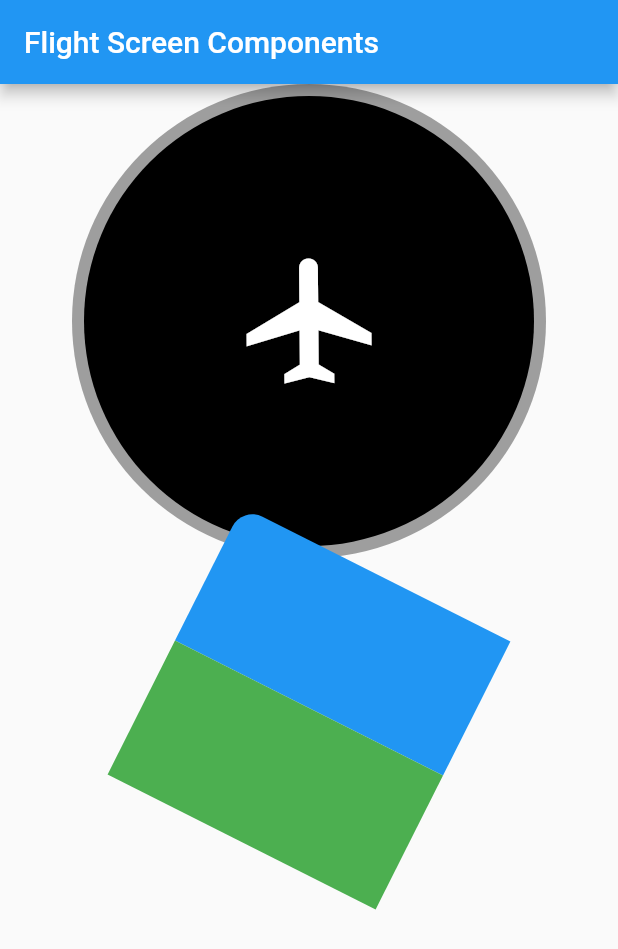
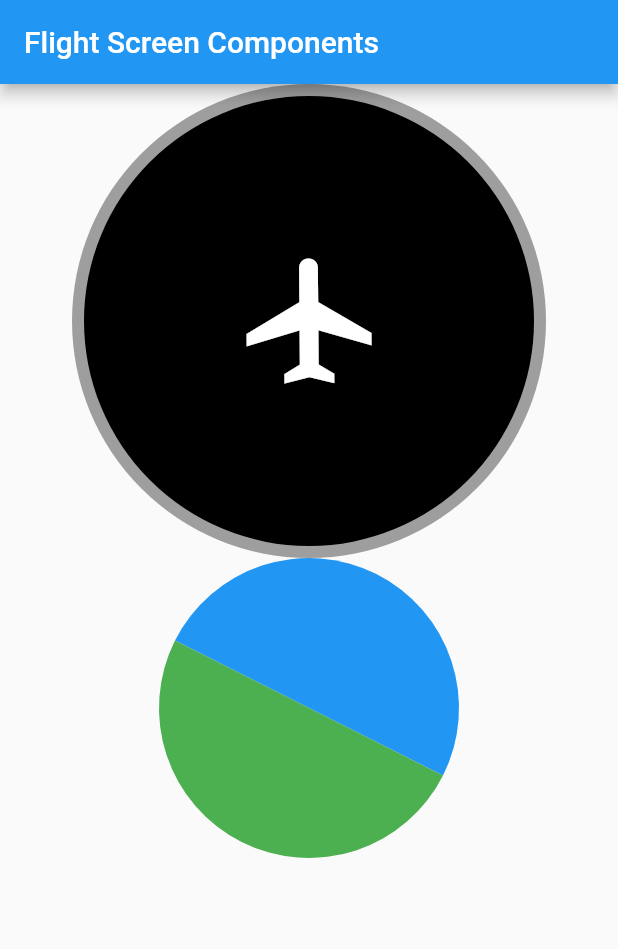
Before and after one commit to harunkurtme/fly_screens, a Flutter app: the screen it shows after launch, on a phone screen of 412 x 824 dp. Shown: the top 949 px of the screen. Run offline on Flutter 3.47's test engine with Material 2 defaults, Android fonts, the phone set to English and light mode, and no system bars.

Commit message:
added radius for bottom and top radius

```diff
--- a/example/lib/main.dart
+++ b/example/lib/main.dart
@@ -62,7 +62,7 @@ class _MyAppState extends State<MyApp> {
             child: Column(
               children: [
                 CompassScreen(duration: Duration(milliseconds: 200)),
-                GyroPosition()
+                GyroPosition(boxHeight: 100,)
               ],
             )
           ),
--- a/lib/core/gyro_position.dart
+++ b/lib/core/gyro_position.dart
@@ -2,7 +2,9 @@ import 'package:flutter/material.dart';
 import 'dart:math' as math;
 
 class GyroPosition extends StatelessWidget {
-  const GyroPosition({Key? key}) : super(key: key);
+  const GyroPosition({Key? key, required this.boxHeight}) : super(key: key);
+
+  final int boxHeight;
 
   @override
   Widget build(BuildContext context) {
@@ -21,17 +23,26 @@ class GyroPosition extends StatelessWidget {
                 decoration: BoxDecoration(
                   color: Colors.blue,
                   borderRadius: BorderRadius.only(
-                    topLeft: Radius.circular(15)
+                    topLeft: Radius.circular((boxHeight*6/4).toDouble()),
+                    topRight: Radius.circular((boxHeight*6/4).toDouble())
                   )
                 ),
                 child: SizedBox(
-                  height: 100,
+                  height: boxHeight.toDouble(),
                   width: 200,
                     ),
                   ),
               AnimatedContainer(
                 duration: Duration(milliseconds: 100),
-                color: Colors.green,
+
+                decoration: BoxDecoration(
+                  color: Colors.green,
+                  borderRadius: BorderRadius.only(
+                    bottomLeft: Radius.circular((boxHeight*6/4).toDouble()),
+                    bottomRight: Radius.circular((boxHeight*6/4).toDouble())
+                  )
+                ),
+
                 child: SizedBox(
                   height: 100,
                   width: 200,
```
